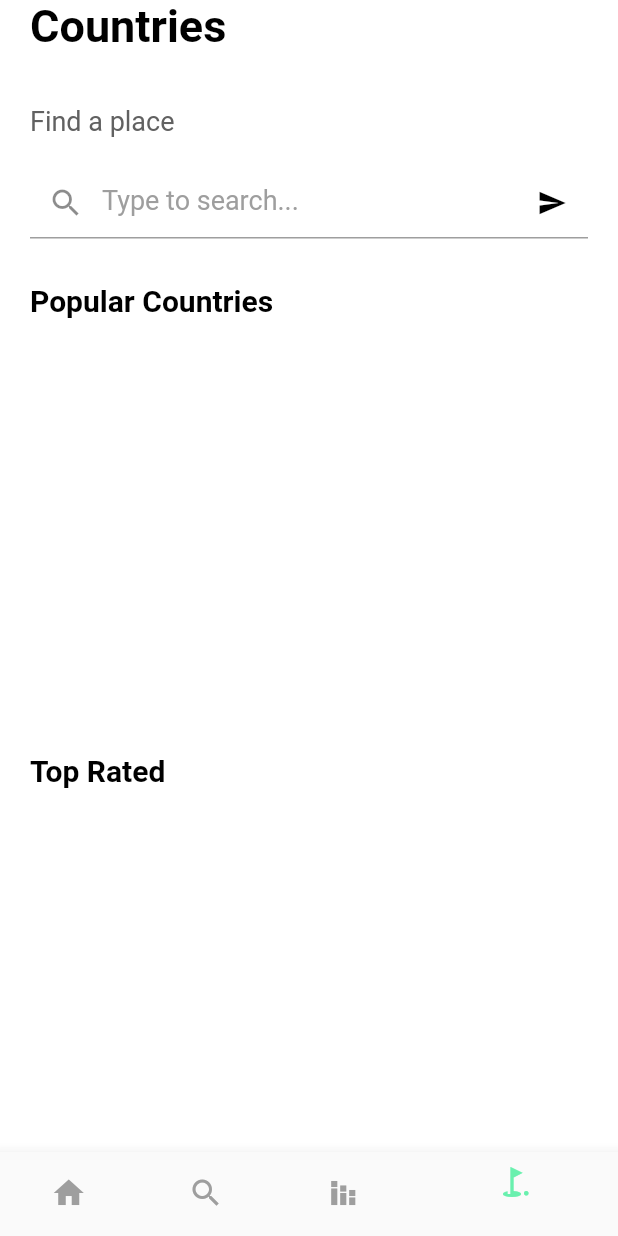
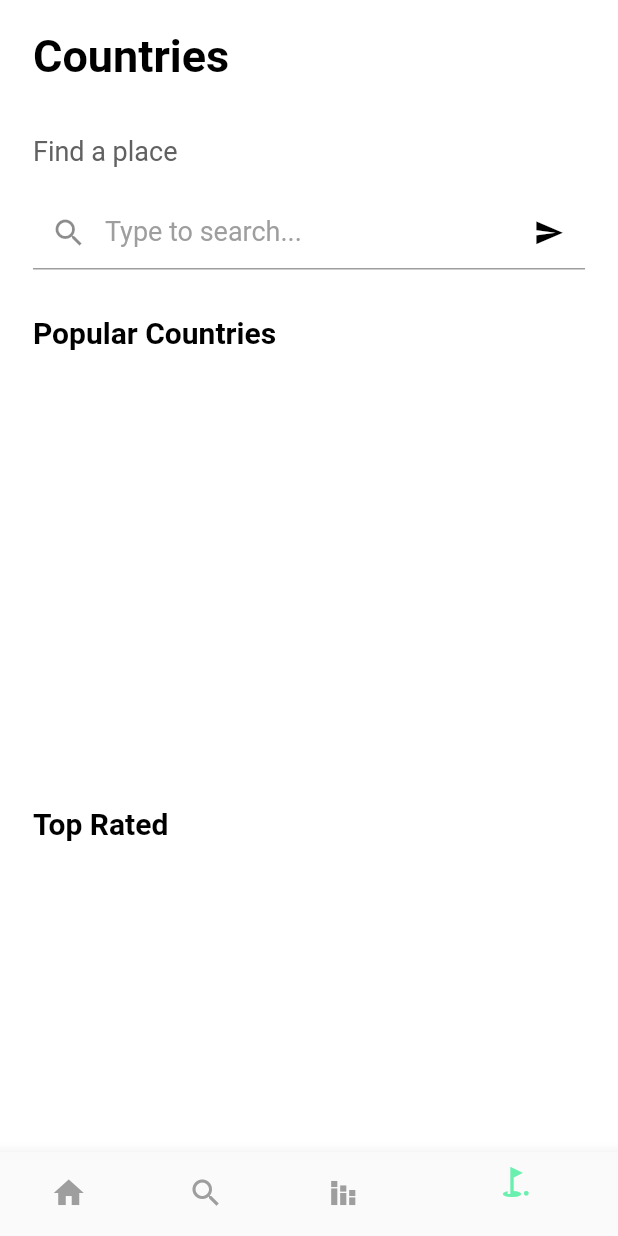
Before and after one commit to ShohruhSharipov1106/country, a Flutter app: the screen it shows after launch, on a phone screen of 412 x 824 dp. Run offline on Flutter 3.47's test engine with Material 2 defaults, Android fonts, the phone set to English and light mode, and no system bars; our stand-ins replace sizer, weather_icons; network calls fail.

```diff
--- a/lib/Country/country.dart
+++ b/lib/Country/country.dart
@@ -1,15 +1,12 @@
 import 'dart:convert';
 import 'dart:math';
-import 'dart:ui';
 
 import 'package:country/Country/country_model.dart';
 import 'package:country/Country/country_page2.dart';
-import 'package:flutter/cupertino.dart';
+import 'package:country/Country/sizer.dart';
 import 'package:flutter/material.dart';
-import 'package:flutter/painting.dart';
-import 'package:flutter/rendering.dart';
-import 'package:flutter/widgets.dart';
 import 'package:http/http.dart' as http;
+import 'package:sizer/sizer.dart';
 
 class Country extends StatefulWidget {
   const Country({Key? key}) : super(key: key);
@@ -28,7 +25,7 @@ class _CountryState extends State<Country> {
       backgroundColor: Colors.white,
       body: SafeArea(
         child: Padding(
-          padding: EdgeInsets.symmetric(horizontal: 20.0),
+          padding: EdgeInsets.symmetric(horizontal: kWidth(20.0).w,vertical: kHeight(20.0).h,),
           child: SingleChildScrollView(
             child: Column(
               crossAxisAlignment: CrossAxisAlignment.start,
@@ -36,7 +33,7 @@ class _CountryState extends State<Country> {
                 RichText(
                   text: TextSpan(
                     children: [
-                      TextSpan(
+                      const TextSpan(
                         text: "Countries\n\n",
                         style: TextStyle(
                           color: Colors.black,
@@ -55,11 +52,11 @@ class _CountryState extends State<Country> {
                     ],
                   ),
                 ),
-                SizedBox(height: 20.0),
+                SizedBox(height: kHeight(20.0).h),
                 TextFormField(
                   controller: _countryController,
                   decoration: InputDecoration(
-                      prefixIcon: Icon(
+                    prefixIcon: const Icon(
                       Icons.search,
                     ),
                     hintText: "Type to search...",
@@ -67,7 +64,7 @@ class _CountryState extends State<Country> {
                       color: Colors.grey[500],
                       fontSize: 18.0,
                     ),
-                      border: UnderlineInputBorder(
+                    border: const UnderlineInputBorder(
                       borderSide: BorderSide(
                         color: Colors.black38,
                       ),
@@ -77,14 +74,16 @@ class _CountryState extends State<Country> {
                         enteredCountry = _countryController.text;
                         setState(() {});
                       },
-                          icon: Icon(
+                      icon:  Icon(
                         Icons.send,
-                            size: 20.0,
+                        size: kHeight(20.0).h,
                         color: Colors.black,
-                          ))),
                       ),
-                SizedBox(height: 30.0),
-                Text(
+                    ),
+                  ),
+                ),
+                SizedBox(height: kHeight(30.0).h),
+                const Text(
                   "Popular Countries",
                   style: TextStyle(
                     fontSize: 20.0,
@@ -92,26 +91,27 @@ class _CountryState extends State<Country> {
                     color: Colors.black,
                   ),
                 ),
-                SizedBox(height: 20.0),
+                SizedBox(height: kHeight(30.0).h),
                 FutureBuilder(
                   future: _getCountrysfromApi(),
                   builder: (context, AsyncSnapshot<List<CountryModel>> snap) {
                     var data = snap.data;
                     return snap.hasData
-                        ? Container(
-                            height: 250.0,
+                        ? SizedBox(
+                            height: kHeight(250.0).h,
                             child: ListView.builder(
                               scrollDirection: Axis.horizontal,
                               itemBuilder: (context, index) {
                                 int randomIndex =
                                     Random().nextInt(data!.length);
                                 return Container(
-                                  width: 160.0,
+                                  width: kWidth(160.0).w,
                                   margin: EdgeInsets.symmetric(
-                                    horizontal: 5.0,
+                                      horizontal: kWidth(5.0).w),
+                                  padding: EdgeInsets.symmetric(
+                                    horizontal: kWidth(15.0).w,
+                                    vertical: kHeight(20.0).h,
                                   ),
-                                  padding: EdgeInsets.symmetric(
-                                      horizontal: 15.0, vertical: 20.0),
                                   decoration: BoxDecoration(
                                     image: DecorationImage(
                                       image: NetworkImage(
@@ -131,7 +131,7 @@ class _CountryState extends State<Country> {
                                             .name!
                                             .common
                                             .toString(),
-                                        style: TextStyle(
+                                        style: const TextStyle(
                                           color: Colors.white,
                                           fontWeight: FontWeight.bold,
                                           fontSize: 16.0,
@@ -139,27 +139,26 @@ class _CountryState extends State<Country> {
                                       ),
                                       Row(
                                         children: [
-                                          Icon(
+                                          const Icon(
                                             Icons.star,
                                             color: Colors.amber,
                                             size: 16.0,
                                           ),
-                                          SizedBox(width: 5.0),
+                                          SizedBox(width: kWidth(5.0).w),
                                           Text(
-                                            "4" +
-                                                "." +
+                                            "4." +
                                                 Random().nextInt(10).toString(),
                                             style: TextStyle(
                                               color: Colors.grey[350],
                                             ),
                                           ),
-                                          SizedBox(width: 5.0),
+                                          SizedBox(width: kWidth(5.0).w),
                                           Icon(
                                             Icons.circle_rounded,
                                             size: 5.0,
                                             color: Colors.grey[350],
                                           ),
-                                          SizedBox(width: 5.0),
+                                          SizedBox(width: kWidth(5.0).w),
                                           Text(
                                             "${1 + Random().nextInt(4)}" +
                                                 "." +
@@ -178,12 +177,12 @@ class _CountryState extends State<Country> {
                             ),
                           )
                         : Container(
-                            height: 250.0,
+                            height: kHeight(250.0).h,
                           );
                   },
                 ),
-                SizedBox(height: 20.0),
-                Text(
+                SizedBox(height: kHeight(20.0).h),
+                const Text(
                   "Top Rated",
                   style: TextStyle(
                     fontSize: 20.0,
@@ -191,7 +190,7 @@ class _CountryState extends State<Country> {
                     color: Colors.black,
                   ),
                 ),
-                SizedBox(height: 20.0),
+                SizedBox(height: kHeight(20.0).h),
                 FutureBuilder(
                   future: _getSelectedCountrysfromApi(),
                   builder: (context, AsyncSnapshot<List<CountryModel>> snap) {
@@ -212,26 +211,25 @@ class _CountryState extends State<Country> {
                                       data[0].area.toString(),
                                       data[0].population.toString(),
                                       data[0].flag.toString(),
-                                    data[0].maps!.openStreetMaps.toString()
-                                  ),
+                                      data[0].maps!.openStreetMaps.toString()),
                                 ),
                               );
                             },
                             child: Container(
-                              height: 200.0,
-                              width: 400.0,
+                              height: kHeight(200.0).h,
+                              width: kWidth(400.0).w,
                               margin: EdgeInsets.symmetric(
-                                horizontal: 5.0,
-                              ),
+                                  horizontal: kWidth(5.0).w),
                               padding: EdgeInsets.symmetric(
-                                horizontal: 25.0,
-                                vertical: 25.0,
+                                horizontal: kWidth(25.0).w,
+                                vertical: kHeight(25.0).h,
                               ),
                               decoration: BoxDecoration(
                                 image: DecorationImage(
-                                  colorFilter: new ColorFilter.mode(
+                                  colorFilter: ColorFilter.mode(
                                     Colors.black45.withOpacity(0.8),
-                                      BlendMode.dstATop),
+                                    BlendMode.dstATop,
+                                  ),
                                   image: NetworkImage(
                                       "https://source.unsplash.com/1600x900/?${data![0].name!.common.toString()},${data[0].capital![0].toString()}"),
                                   fit: BoxFit.cover,
@@ -253,7 +251,7 @@ class _CountryState extends State<Country> {
                                       children: [
                                         Text(
                                           "Official name:\n${data[0].name!.official}",
-                                          style: TextStyle(
+                                          style: const TextStyle(
                                             color: Colors.black,
                                             fontWeight: FontWeight.bold,
                                             fontSize: 16.0,
@@ -261,7 +259,7 @@ class _CountryState extends State<Country> {
                                         ),
                                         Text(
                                           "${data[0].name!.common}",
-                                          style: TextStyle(
+                                          style: const TextStyle(
                                             color: Colors.black,
                                             fontWeight: FontWeight.bold,
                                             fontSize: 28.0,
@@ -284,7 +282,7 @@ class _CountryState extends State<Country> {
                                         ),
                                         Text(
                                           "Capital:\n${data[0].capital![0]}",
-                                          style: TextStyle(
+                                          style: const TextStyle(
                                             color: Colors.black,
                                             fontWeight: FontWeight.bold,
                                             fontSize: 16.0,
@@ -309,7 +307,7 @@ class _CountryState extends State<Country> {
         selectedItemColor: Colors.greenAccent,
         unselectedItemColor: Colors.grey,
         currentIndex: 3,
-        items: [
+        items: const [
           BottomNavigationBarItem(
             icon: Icon(Icons.home),
             label: "",
--- /dev/null
+++ b/lib/Country/sizer.dart
@@ -0,0 +1,2 @@
+double kHeight(num height) => (height / 8.12);
+double kWidth(num width) => (width / 3.75);
--- a/lib/main.dart
+++ b/lib/main.dart
@@ -1,7 +1,6 @@
 import 'package:country/Country/country.dart';
-import 'package:country/Country/country_page2.dart';
-import 'package:country/Country/country_page3.dart';
 import 'package:flutter/material.dart';
+import 'package:sizer/sizer.dart';
 
 void main() {
   runApp(const MyApp());
@@ -9,17 +8,17 @@ void main() {
 
 class MyApp extends StatelessWidget {
   const MyApp({Key? key}) : super(key: key);
-
-  // This widget is the root of your application.
   @override
   Widget build(BuildContext context) {
+    return Sizer(builder: (context, orientation, deviceType) {
       return MaterialApp(
         debugShowCheckedModeBanner: false,
-      title: 'Flutter Demo',
+        title: 'Country',
         theme: ThemeData(
           primarySwatch: Colors.blue,
         ),
         home: const Country(),
       );
+    });
   }
 }
--- a/pubspec.yaml
+++ b/pubspec.yaml
@@ -37,6 +37,7 @@ dependencies:
   http: 0.13.4
   url_launcher: ^6.0.12
   weather_icons: ^3.0.0
+  sizer: ^2.0.15
 
 dev_dependencies:
   flutter_test:
@@ -47,7 +48,7 @@ dev_dependencies:
   # activated in the `analysis_options.yaml` file located at the root of your
   # package. See that file for information about deactivating specific lint
   # rules and activating additional ones.
-  # flutter_lints: ^1.0.0
+  flutter_lints: ^1.0.0
 
 # For information on the generic Dart part of this file, see the
 # following page: https://dart.dev/tools/pub/pubspec
```
Also changed, not shown: lib/Country/country_page2.dart (+20 -17 lines), lib/Country/country_page3.dart (+31 -31 lines), pubspec.lock, 1 other file. Lines whose indentation alone changed are shown as unchanged.
